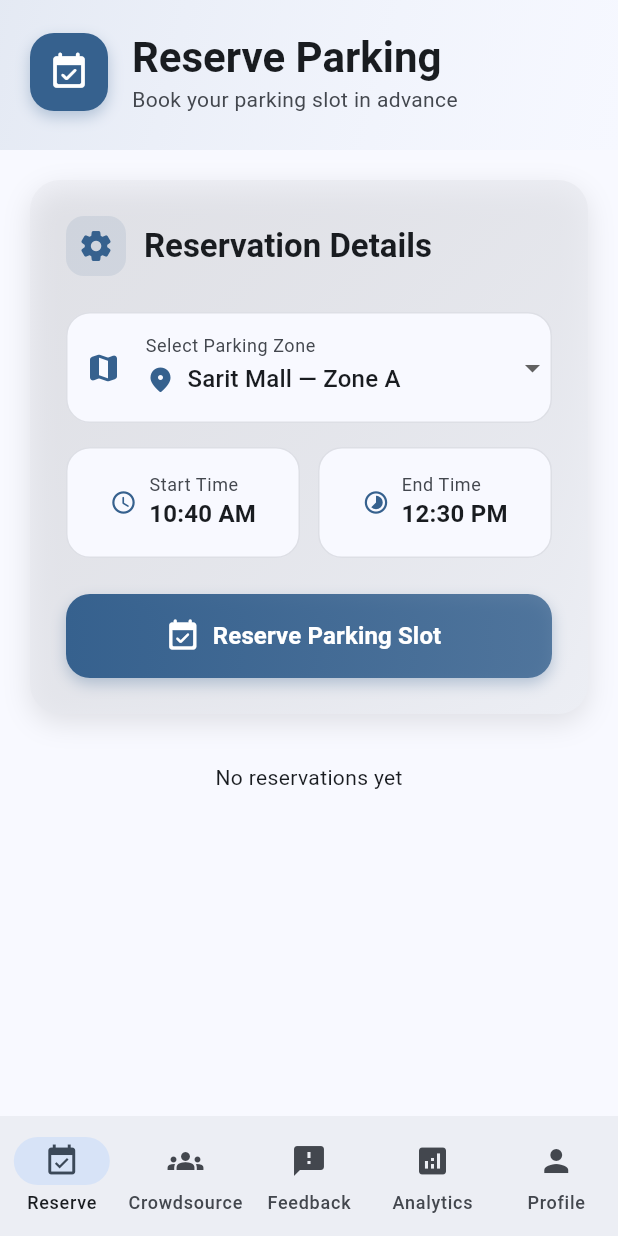
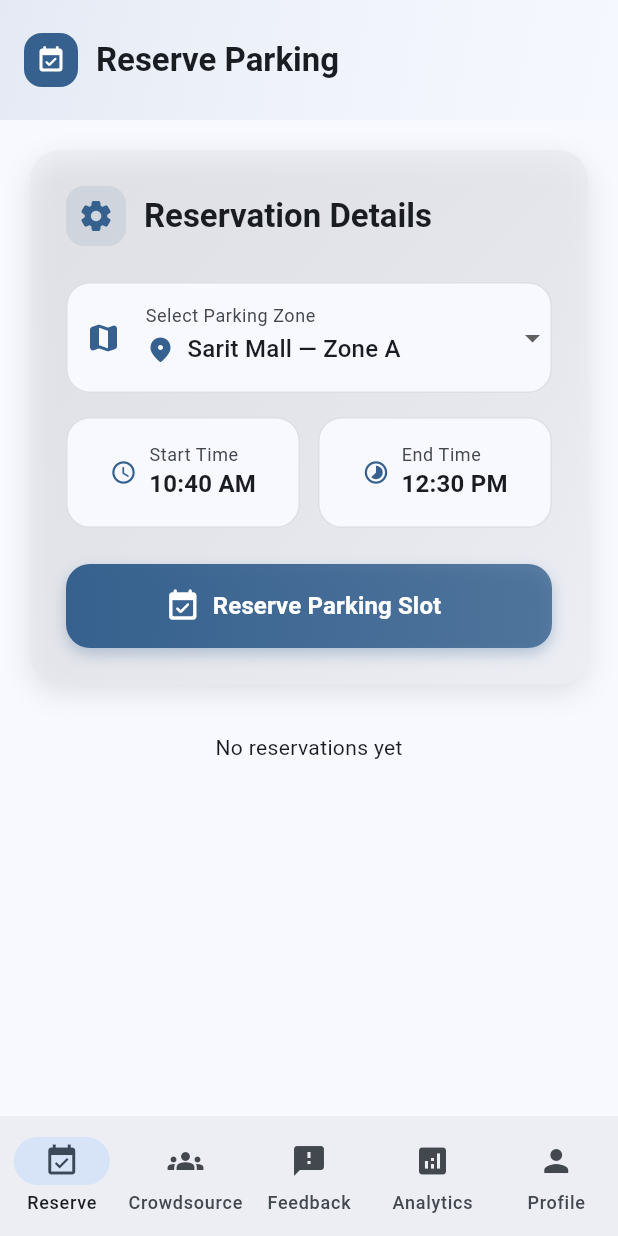
Before and after one commit to Cozmorry/slotspot, a Flutter app: the screen it shows once a user with an empty profile is signed in, on a phone screen of 412 x 824 dp. Run offline on Flutter 3.47's test engine with Material 3 defaults, Android fonts, the phone set to English and light mode, and no system bars; our stand-ins replace cloud_firestore, firebase_auth, firebase_core, flutter_riverpod, flutter_svg, geolocator and 8 more; accounts and stored records are empty.

Commit message:
Further UI tweaks

```diff
--- a/lib/features/reservations/reserve_screen.dart
+++ b/lib/features/reservations/reserve_screen.dart
@@ -63,13 +63,17 @@ class _ReserveViewState extends ConsumerState<ReserveView> {
         setState(() {});
         await Future.delayed(const Duration(milliseconds: 300));
       },
-      child: SingleChildScrollView(
+      child: CustomScrollView(
         physics: const AlwaysScrollableScrollPhysics(),
-        child: Column(
-          crossAxisAlignment: CrossAxisAlignment.start,
-          children: [
-            // Header Section
-            Container(
+        slivers: [
+          // Sticky Header
+          SliverAppBar(
+            expandedHeight: 80.0,
+            floating: false,
+            pinned: true,
+            toolbarHeight: 60.0,
+            flexibleSpace: FlexibleSpaceBar(
+              background: Container(
                 decoration: BoxDecoration(
                   gradient: LinearGradient(
                     begin: Alignment.topLeft,
@@ -82,66 +86,42 @@ class _ReserveViewState extends ConsumerState<ReserveView> {
                 ),
                 child: SafeArea(
                   child: Padding(
-                  padding: const EdgeInsets.fromLTRB(20, 20, 20, 24),
-                  child: Column(
-                    crossAxisAlignment: CrossAxisAlignment.start,
-                    children: [
-                      Row(
+                    padding: const EdgeInsets.fromLTRB(16, 8, 16, 8),
+                    child: Row(
                       children: [
                         Container(
-                            padding: const EdgeInsets.all(12),
+                          padding: const EdgeInsets.all(8),
                           decoration: BoxDecoration(
                             color: Theme.of(context).colorScheme.primary,
-                              borderRadius: BorderRadius.circular(16),
-                              boxShadow: [
-                                BoxShadow(
-                                  color: Theme.of(context).colorScheme.primary.withOpacity(0.3),
-                                  blurRadius: 8,
-                                  offset: const Offset(0, 4),
-                                ),
-                              ],
+                            borderRadius: BorderRadius.circular(12),
                           ),
                           child: Icon(
                             Icons.event_available_rounded,
                             color: Theme.of(context).colorScheme.onPrimary,
-                              size: 28,
+                            size: 20,
                           ),
                         ),
-                          const SizedBox(width: 16),
-                          Expanded(
-                            child: Column(
-                              crossAxisAlignment: CrossAxisAlignment.start,
-                              children: [
+                        const SizedBox(width: 12),
                         Text(
                           'Reserve Parking',
-                                  style: Theme.of(context).textTheme.headlineMedium?.copyWith(
+                          style: Theme.of(context).textTheme.titleLarge?.copyWith(
                             fontWeight: FontWeight.bold,
                             color: Theme.of(context).colorScheme.onSurface,
                           ),
-                                ),
-                                Text(
-                                  'Book your parking slot in advance',
-                                  style: Theme.of(context).textTheme.bodyMedium?.copyWith(
-                                    color: Theme.of(context).colorScheme.onSurfaceVariant,
-                                  ),
-                                ),
-                              ],
-                            ),
-                          ),
-                        ],
                         ),
                       ],
                     ),
                   ),
                 ),
               ),
+            ),
+          ),
 
-            // Reservation Form Section
-            Padding(
+          // Scrollable Content
+          SliverPadding(
             padding: const EdgeInsets.all(20),
-              child: Column(
-                crossAxisAlignment: CrossAxisAlignment.start,
-                children: [
+            sliver: SliverList(
+              delegate: SliverChildListDelegate([
                 Container(
                   padding: const EdgeInsets.all(24),
                   decoration: BoxDecoration(
@@ -428,11 +408,10 @@ class _ReserveViewState extends ConsumerState<ReserveView> {
                         ),
                       )
                     : _ReservationsAndQr(userId: userId),
-                ],
+              ]),
             ),
           ),
         ],
-        ),
       ),
     );
   }
```
Also changed, not shown: lib/features/analytics/analytics_screen.dart (+24 -45 lines), lib/features/crowd/crowd_screen.dart (+29 -49 lines). Lines whose indentation alone changed are shown as unchanged.
